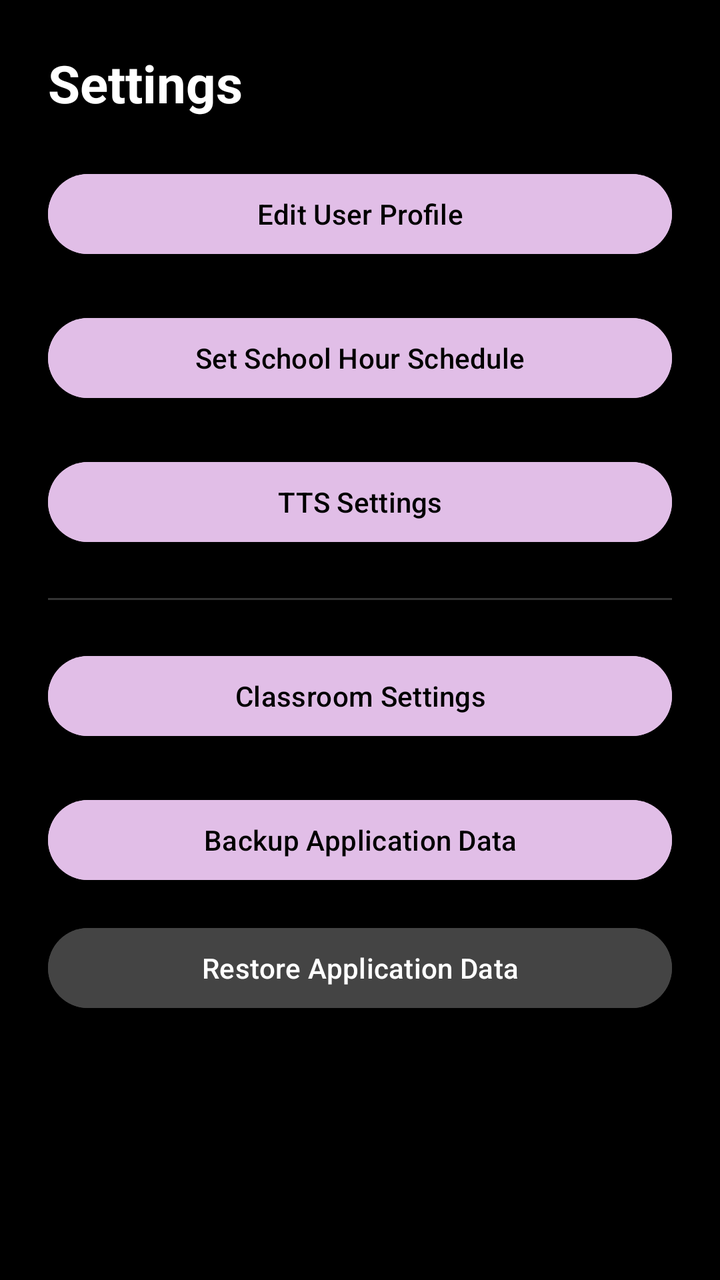
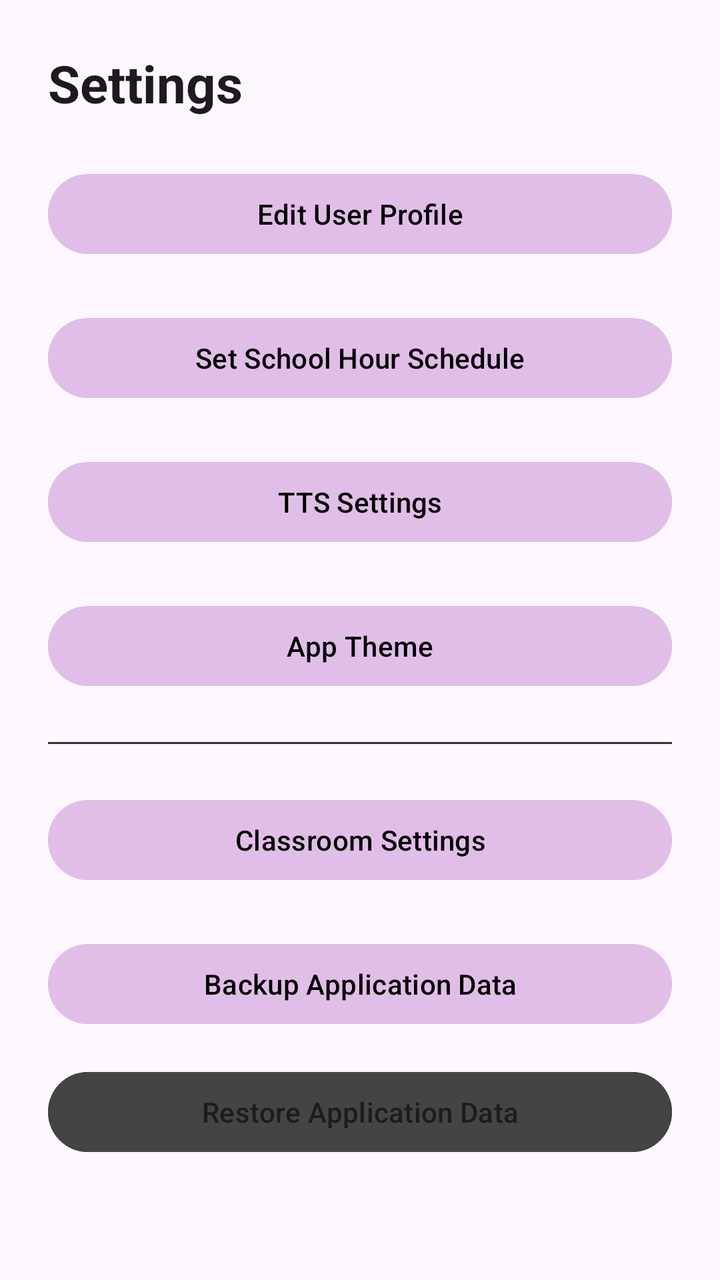

Two renders of the same Android screen: before a commit and after it. Below are the layout's source before the change and the commit's diff.
<!-- AndroidManifest.xml: application theme Theme.VITeacherToolkit -->
<!-- res/layout/activity_settings.xml -->
<?xml version="1.0" encoding="utf-8"?>
<ScrollView xmlns:android="http://schemas.android.com/apk/res/android"
    android:layout_width="match_parent"
    android:layout_height="match_parent"
    android:fillViewport="true"
    android:isScrollContainer="true"
    android:importantForAccessibility="yes"
    android:background="#000000">

    <LinearLayout
        android:layout_width="match_parent"
        android:layout_height="wrap_content"
        android:orientation="vertical"
        android:padding="24dp">

        
        <TextView
            android:layout_width="match_parent"
            android:layout_height="wrap_content"
            android:text="Settings"
            android:textColor="#FFFFFF"
            android:textSize="26sp"
            android:textStyle="bold"
            android:layout_marginBottom="24dp"
            android:accessibilityHeading="true"
            android:importantForAccessibility="yes" />

        
        <Button
            android:id="@+id/btnEditProfile"
            android:layout_width="match_parent"
            android:layout_height="wrap_content"
            android:minHeight="48dp"
            android:text="Edit User Profile"
            android:textColor="#000000"
            android:backgroundTint="@color/lavender"
            android:contentDescription="Edit your profile details and security PIN"
            android:layout_marginBottom="24dp" />

        
        <Button
            android:id="@+id/btnSchoolHours"
            android:layout_width="match_parent"
            android:layout_height="wrap_content"
            android:minHeight="48dp"
            android:text="Set School Hour Schedule"
            android:textColor="#000000"
            android:backgroundTint="@color/lavender"
            android:contentDescription="Set up your school period timings"
            android:layout_marginBottom="24dp" />

        
        <Button
            android:id="@+id/btnTtsSettings"
            android:layout_width="match_parent"
            android:layout_height="wrap_content"
            android:minHeight="48dp"
            android:text="TTS Settings"
            android:textColor="#000000"
            android:backgroundTint="@color/lavender"
            android:contentDescription="Text to speech settings button. Configure language, engine, speed, and volume of speech announcements."
            android:layout_marginBottom="24dp" />

        
        <View
            android:layout_width="match_parent"
            android:layout_height="1dp"
            android:background="#333333"
            android:layout_marginBottom="24dp" />

        <Button
            android:id="@+id/btnClassroomSettings"
            android:layout_width="match_parent"
            android:layout_height="wrap_content"
            android:minHeight="48dp"
            android:text="Classroom Settings"
            android:textColor="#000000"
            android:backgroundTint="@color/lavender"
            android:contentDescription="Classroom Settings button. Configure class, division, and academic year. This is a feature for class teachers."
            android:layout_marginBottom="24dp" />

        
        <Button
            android:id="@+id/btnBackupData"
            android:layout_width="match_parent"
            android:layout_height="wrap_content"
            android:minHeight="48dp"
            android:text="Backup Application Data"
            android:textColor="#000000"
            android:backgroundTint="@color/lavender"
            android:contentDescription="Backup application data button. Exports all your notes, timetables, classes, and historical registers to a database file."
            android:layout_marginBottom="16dp" />

        
        <Button
            android:id="@+id/btnRestoreData"
            android:layout_width="match_parent"
            android:layout_height="wrap_content"
            android:minHeight="48dp"
            android:text="Restore Application Data"
            android:textColor="#FFFFFF"
            android:backgroundTint="#FF444444"
            android:contentDescription="Restore application data button. Imports database file to overwrite current app settings. Warning: This cannot be undone."
            android:layout_marginBottom="16dp" />
    </LinearLayout>
</ScrollView>
<!-- resources referenced by this layout -->
<resources>
  <color name="lavender">#FFE1BEE7</color>
  <style name="Theme.VITeacherToolkit" parent="Base.Theme.VITeacherToolkit" />
  <style name="Base.Theme.VITeacherToolkit" parent="Theme.Material3.DayNight.NoActionBar">
          
          <item name="colorPrimary">@color/lavender</item>
          <item name="colorOnPrimary">@color/black</item>
  
          
          <item name="android:spinnerStyle">@style/CustomSpinnerStyle</item>
          <item name="android:spinnerItemStyle">@style/CustomSpinnerItemStyle</item>
          <item name="android:spinnerDropDownItemStyle">@style/CustomSpinnerDropDownItemStyle</item>
          <item name="spinnerDropDownItemStyle">@style/CustomSpinnerDropDownItemStyle</item>
      </style>
  <color name="black">#FF000000</color>
  <style name="CustomSpinnerStyle" parent="Widget.AppCompat.Spinner">
          <item name="android:popupBackground">@color/grey_dark</item>
      </style>
  <style name="CustomSpinnerItemStyle" parent="Widget.AppCompat.TextView.SpinnerItem">
          <item name="android:textColor">@color/white</item>
          <item name="android:textSize">16sp</item>
      </style>
  <style name="CustomSpinnerDropDownItemStyle" parent="Widget.AppCompat.DropDownItem.Spinner">
          <item name="android:textColor">@color/white</item>
          <item name="android:background">@color/grey_dark</item>
          <item name="android:checkMarkTint">@color/lavender</item>
          <item name="android:textSize">16sp</item>
          <item name="android:padding">12dp</item>
      </style>
  <color name="grey_dark">#FF333333</color>
  <color name="white">#FFFFFFFF</color>
</resources>

<!-- the commit's change to res/layout/activity_settings.xml (unified diff, before → after) -->
@@ -5,7 +5,7 @@
     android:fillViewport="true"
     android:isScrollContainer="true"
     android:importantForAccessibility="yes"
-    android:background="#000000">
+    android:background="?android:attr/windowBackground">
 
     <LinearLayout
         android:layout_width="match_parent"
@@ -18,7 +18,7 @@
             android:layout_width="match_parent"
             android:layout_height="wrap_content"
             android:text="Settings"
-            android:textColor="#FFFFFF"
+            android:textColor="?android:attr/textColorPrimary"
             android:textSize="26sp"
             android:textStyle="bold"
             android:layout_marginBottom="24dp"
@@ -62,6 +62,18 @@
             android:layout_marginBottom="24dp" />
 
         
+        <Button
+            android:id="@+id/btnThemeSettings"
+            android:layout_width="match_parent"
+            android:layout_height="wrap_content"
+            android:minHeight="48dp"
+            android:text="App Theme"
+            android:textColor="#000000"
+            android:backgroundTint="@color/lavender"
+            android:contentDescription="App theme settings button. Choose System Default, Light Theme, or Dark Theme."
+            android:layout_marginBottom="24dp" />
+
+        
         <View
             android:layout_width="match_parent"
             android:layout_height="1dp"
@@ -98,7 +110,7 @@
             android:layout_height="wrap_content"
             android:minHeight="48dp"
             android:text="Restore Application Data"
-            android:textColor="#FFFFFF"
+            android:textColor="?android:attr/textColorPrimary"
             android:backgroundTint="#FF444444"
             android:contentDescription="Restore application data button. Imports database file to overwrite current app settings. Warning: This cannot be undone."
             android:layout_marginBottom="16dp" />
<!-- resource entries referenced after the edit -->
@@ -15,20 +15,20 @@
       </style>
   <color name="black">#FF000000</color>
   <style name="CustomSpinnerStyle" parent="Widget.AppCompat.Spinner">
-          <item name="android:popupBackground">@color/grey_dark</item>
+          <item name="android:popupBackground">@color/white</item>
       </style>
   <style name="CustomSpinnerItemStyle" parent="Widget.AppCompat.TextView.SpinnerItem">
-          <item name="android:textColor">@color/white</item>
+          <item name="android:textColor">@color/black</item>
           <item name="android:textSize">16sp</item>
       </style>
   <style name="CustomSpinnerDropDownItemStyle" parent="Widget.AppCompat.DropDownItem.Spinner">
-          <item name="android:textColor">@color/white</item>
-          <item name="android:background">@color/grey_dark</item>
-          <item name="android:checkMarkTint">@color/lavender</item>
+          <item name="android:textColor">@color/black</item>
+          <item name="android:background">@color/white</item>
+          <item name="android:checkMarkTint">@color/lavender_dark</item>
           <item name="android:textSize">16sp</item>
           <item name="android:padding">12dp</item>
       </style>
-  <color name="grey_dark">#FF333333</color>
   <color name="white">#FFFFFFFF</color>
+  <color name="lavender_dark">#FFB080FF</color>
 </resources>
 
